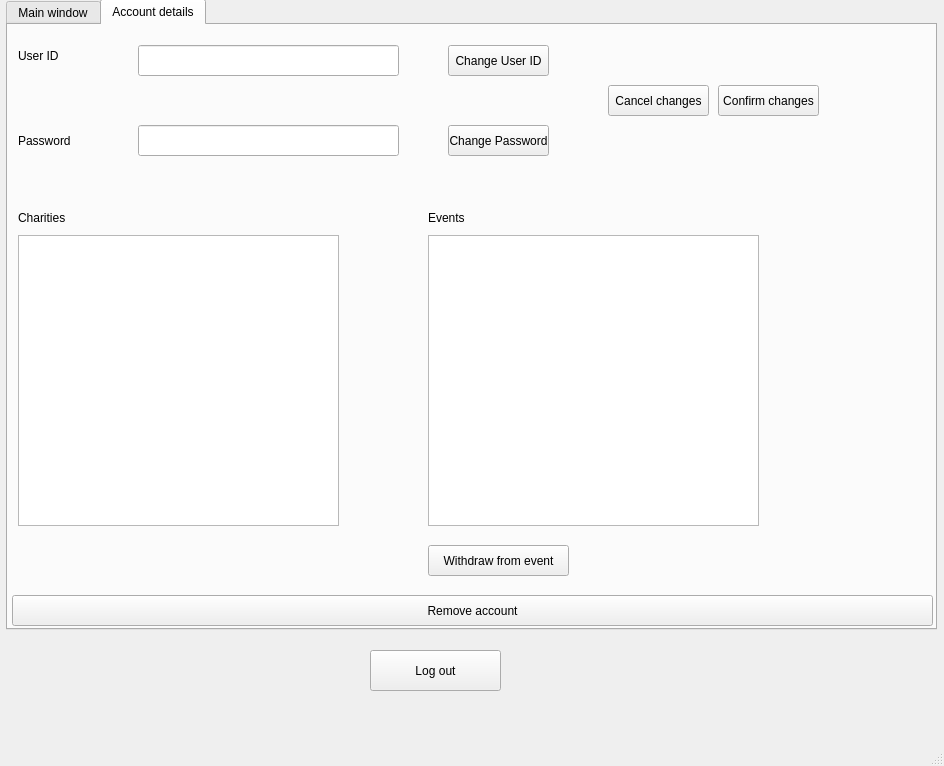
Above: program/view/uiFiles/main_page.ui from Couziii/Test-Charity-Event-Manager before the change. Below: the same form after it.
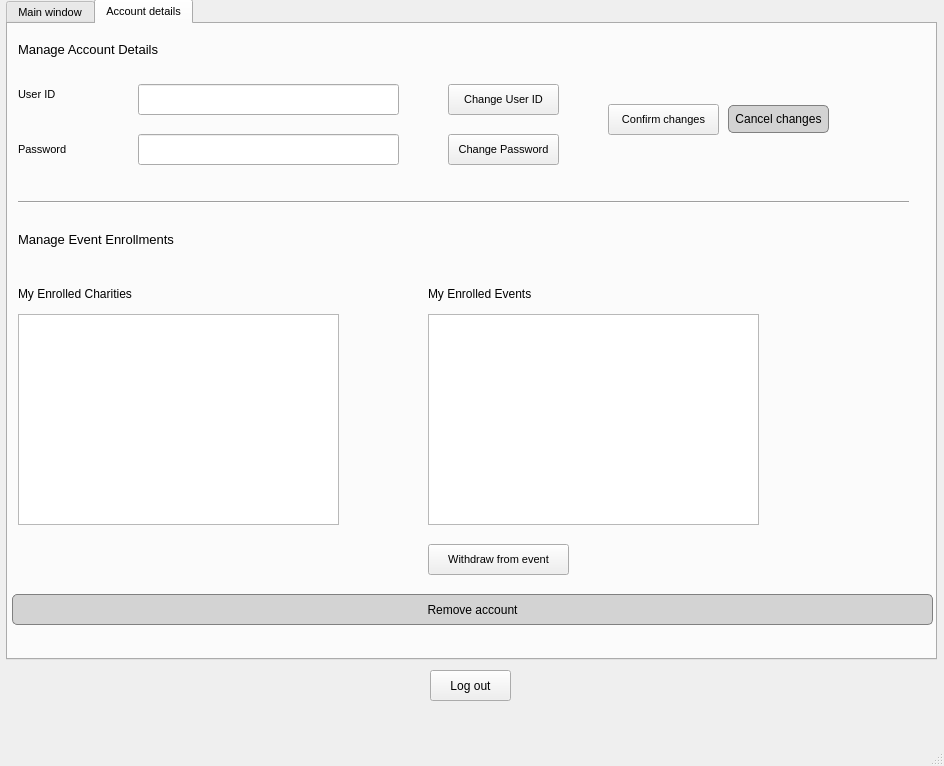
That is the form after the change.

Commit message: Display for all events in the main view. Enrollment and unenrollment functionality.

```diff
--- a/program/view/uiFiles/main_page.ui
+++ b/program/view/uiFiles/main_page.ui
@@ -20,12 +20,41 @@
       <x>6</x>
       <y>-1</y>
       <width>931</width>
-      <height>631</height>
+      <height>661</height>
      </rect>
     </property>
+    <property name="font">
+     <font>
+      <pointsize>8</pointsize>
+     </font>
+    </property>
+    <property name="styleSheet">
+     <string notr="true"/>
+    </property>
     <property name="currentIndex">
      <number>1</number>
     </property>
+    <property name="iconSize">
+     <size>
+      <width>16</width>
+      <height>16</height>
+     </size>
+    </property>
+    <property name="elideMode">
+     <enum>Qt::ElideNone</enum>
+    </property>
+    <property name="documentMode">
+     <bool>false</bool>
+    </property>
+    <property name="tabsClosable">
+     <bool>false</bool>
+    </property>
+    <property name="movable">
+     <bool>false</bool>
+    </property>
+    <property name="tabBarAutoHide">
+     <bool>false</bool>
+    </property>
     <widget class="QWidget" name="tab">
      <attribute name="title">
       <string>Main window</string>
@@ -39,7 +68,7 @@
       <property name="geometry">
        <rect>
         <x>10</x>
-        <y>20</y>
+        <y>60</y>
         <width>71</width>
         <height>21</height>
        </rect>
@@ -52,7 +81,7 @@
       <property name="geometry">
        <rect>
         <x>10</x>
-        <y>100</y>
+        <y>110</y>
         <width>71</width>
         <height>31</height>
        </rect>
@@ -65,22 +94,33 @@
       <property name="geometry">
        <rect>
         <x>10</x>
-        <y>183</y>
-        <width>81</width>
+        <y>260</y>
+        <width>151</width>
         <height>20</height>
        </rect>
       </property>
+      <property name="minimumSize">
+       <size>
+        <width>150</width>
+        <height>0</height>
+       </size>
+      </property>
+      <property name="font">
+       <font>
+        <pointsize>9</pointsize>
+       </font>
+      </property>
       <property name="text">
-       <string>Charities</string>
+       <string>My Enrolled Charities</string>
       </property>
      </widget>
      <widget class="QListWidget" name="list_widget_ad_charities">
       <property name="geometry">
        <rect>
         <x>10</x>
-        <y>210</y>
+        <y>290</y>
         <width>321</width>
-        <height>291</height>
+        <height>211</height>
        </rect>
       </property>
      </widget>
@@ -88,22 +128,33 @@
       <property name="geometry">
        <rect>
         <x>420</x>
-        <y>183</y>
-        <width>91</width>
+        <y>260</y>
+        <width>150</width>
         <height>20</height>
        </rect>
       </property>
+      <property name="minimumSize">
+       <size>
+        <width>150</width>
+        <height>0</height>
+       </size>
+      </property>
+      <property name="font">
+       <font>
+        <pointsize>9</pointsize>
+       </font>
+      </property>
       <property name="text">
-       <string>Events</string>
+       <string>My Enrolled Events</string>
       </property>
      </widget>
      <widget class="QListWidget" name="list_widget_ad_events">
       <property name="geometry">
        <rect>
         <x>420</x>
-        <y>210</y>
+        <y>290</y>
         <width>331</width>
-        <height>291</height>
+        <height>211</height>
        </rect>
       </property>
      </widget>
@@ -124,7 +175,7 @@
       <property name="geometry">
        <rect>
         <x>130</x>
-        <y>20</y>
+        <y>60</y>
         <width>261</width>
         <height>31</height>
        </rect>
@@ -134,7 +185,7 @@
       <property name="geometry">
        <rect>
         <x>130</x>
-        <y>100</y>
+        <y>110</y>
         <width>261</width>
         <height>31</height>
        </rect>
@@ -144,11 +195,20 @@
       <property name="geometry">
        <rect>
         <x>440</x>
-        <y>20</y>
-        <width>101</width>
+        <y>60</y>
+        <width>111</width>
         <height>31</height>
        </rect>
       </property>
+      <property name="minimumSize">
+       <size>
+        <width>111</width>
+        <height>0</height>
+       </size>
+      </property>
+      <property name="cursor">
+       <cursorShape>PointingHandCursor</cursorShape>
+      </property>
       <property name="text">
        <string>Change User ID</string>
       </property>
@@ -157,11 +217,20 @@
       <property name="geometry">
        <rect>
         <x>440</x>
-        <y>100</y>
-        <width>101</width>
+        <y>110</y>
+        <width>111</width>
         <height>31</height>
        </rect>
       </property>
+      <property name="minimumSize">
+       <size>
+        <width>111</width>
+        <height>0</height>
+       </size>
+      </property>
+      <property name="cursor">
+       <cursorShape>PointingHandCursor</cursorShape>
+      </property>
       <property name="text">
        <string>Change Password</string>
       </property>
@@ -201,12 +270,33 @@
      <widget class="QPushButton" name="btn_ad_cancel_changes">
       <property name="geometry">
        <rect>
-        <x>600</x>
-        <y>60</y>
+        <x>720</x>
+        <y>80</y>
         <width>101</width>
-        <height>31</height>
+        <height>29</height>
        </rect>
       </property>
+      <property name="minimumSize">
+       <size>
+        <width>0</width>
+        <height>29</height>
+       </size>
+      </property>
+      <property name="maximumSize">
+       <size>
+        <width>16777215</width>
+        <height>30</height>
+       </size>
+      </property>
+      <property name="cursor">
+       <cursorShape>PointingHandCursor</cursorShape>
+      </property>
+      <property name="autoFillBackground">
+       <bool>false</bool>
+      </property>
+      <property name="styleSheet">
+       <string notr="true">background:lightgrey; border:1px solid grey; border-radius:5px; margin-top:1px;</string>
+      </property>
       <property name="text">
        <string>Cancel changes</string>
       </property>
@@ -214,12 +304,21 @@
      <widget class="QPushButton" name="btn_ad_confirm_changes">
       <property name="geometry">
        <rect>
-        <x>710</x>
-        <y>60</y>
-        <width>101</width>
+        <x>600</x>
+        <y>80</y>
+        <width>111</width>
         <height>31</height>
        </rect>
       </property>
+      <property name="minimumSize">
+       <size>
+        <width>100</width>
+        <height>0</height>
+       </size>
+      </property>
+      <property name="cursor">
+       <cursorShape>PointingHandCursor</cursorShape>
+      </property>
       <property name="text">
        <string>Confirm changes</string>
       </property>
@@ -233,19 +332,95 @@
         <height>31</height>
        </rect>
       </property>
+      <property name="cursor">
+       <cursorShape>PointingHandCursor</cursorShape>
+      </property>
+      <property name="styleSheet">
+       <string notr="true">background:lightgrey; border:1px solid grey; border-radius:5px;</string>
+      </property>
       <property name="text">
        <string>Remove account</string>
       </property>
+      <property name="autoDefault">
+       <bool>false</bool>
+      </property>
+      <property name="default">
+       <bool>false</bool>
+      </property>
+      <property name="flat">
+       <bool>false</bool>
+      </property>
+     </widget>
+     <widget class="QLabel" name="label_6">
+      <property name="geometry">
+       <rect>
+        <x>10</x>
+        <y>10</y>
+        <width>191</width>
+        <height>31</height>
+       </rect>
+      </property>
+      <property name="minimumSize">
+       <size>
+        <width>190</width>
+        <height>30</height>
+       </size>
+      </property>
+      <property name="font">
+       <font>
+        <pointsize>10</pointsize>
+       </font>
+      </property>
+      <property name="text">
+       <string>Manage Account Details</string>
+      </property>
+     </widget>
+     <widget class="QLabel" name="label_7">
+      <property name="geometry">
+       <rect>
+        <x>10</x>
+        <y>200</y>
+        <width>211</width>
+        <height>30</height>
+       </rect>
+      </property>
+      <property name="minimumSize">
+       <size>
+        <width>210</width>
+        <height>30</height>
+       </size>
+      </property>
+      <property name="font">
+       <font>
+        <pointsize>10</pointsize>
+       </font>
+      </property>
+      <property name="text">
+       <string>Manage Event Enrollments</string>
+      </property>
+     </widget>
+     <widget class="Line" name="line">
+      <property name="geometry">
+       <rect>
+        <x>10</x>
+        <y>170</y>
+        <width>891</width>
+        <height>16</height>
+       </rect>
+      </property>
+      <property name="orientation">
+       <enum>Qt::Horizontal</enum>
+      </property>
      </widget>
     </widget>
    </widget>
    <widget class="QPushButton" name="btn_logout">
     <property name="geometry">
      <rect>
-      <x>370</x>
-      <y>650</y>
-      <width>131</width>
-      <height>41</height>
+      <x>430</x>
+      <y>670</y>
+      <width>81</width>
+      <height>31</height>
      </rect>
     </property>
     <property name="text">
```
Left out of the diff: 81 changed lines with no effect on the pictures. The commit also changes 15 other files.
